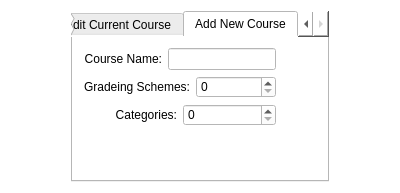
This is grade_calculator/mainwindow.ui in sophiacyluo/PIC10C_Assignment2 as Qt 5 draws it before an edit. The edited form follows.
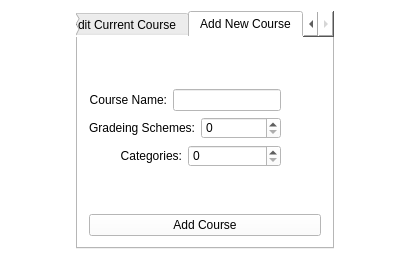
This is the edited form.

Diff of the .ui file:
```diff
--- a/grade_calculator/mainwindow.ui
+++ b/grade_calculator/mainwindow.ui
@@ -6,8 +6,8 @@
    <rect>
     <x>0</x>
     <y>0</y>
-    <width>400</width>
-    <height>193</height>
+    <width>409</width>
+    <height>278</height>
    </rect>
   </property>
   <property name="sizePolicy">
@@ -23,7 +23,12 @@
    <string notr="true">background-color: white;</string>
   </property>
   <widget class="QWidget" name="centralWidget">
+   <layout class="QVBoxLayout" name="verticalLayout_4">
+    <item>
    <layout class="QHBoxLayout" name="horizontalLayout">
+      <property name="topMargin">
+       <number>0</number>
+      </property>
     <item>
      <spacer name="horizontalSpacer">
       <property name="orientation">
@@ -38,8 +43,6 @@
      </spacer>
     </item>
     <item>
-     <layout class="QVBoxLayout" name="verticalLayout_2">
-      <item>
        <widget class="QTabWidget" name="tabWidget">
         <property name="currentIndex">
          <number>2</number>
@@ -59,6 +62,19 @@
           <string>Add New Course</string>
          </attribute>
          <layout class="QVBoxLayout" name="verticalLayout_3">
+          <item>
+           <spacer name="verticalSpacer_3">
+            <property name="orientation">
+             <enum>Qt::Vertical</enum>
+            </property>
+            <property name="sizeHint" stdset="0">
+             <size>
+              <width>20</width>
+              <height>40</height>
+             </size>
+            </property>
+           </spacer>
+          </item>
           <item>
            <layout class="QHBoxLayout" name="horizontalLayout_2">
             <property name="sizeConstraint">
@@ -157,11 +173,16 @@
             </property>
            </spacer>
           </item>
-         </layout>
-        </widget>
+          <item>
+           <widget class="QPushButton" name="confirmButton">
+            <property name="text">
+             <string>Add Course</string>
+            </property>
        </widget>
       </item>
      </layout>
+        </widget>
+       </widget>
     </item>
     <item>
      <spacer name="horizontalSpacer_2">
@@ -172,6 +193,21 @@
        <size>
         <width>40</width>
         <height>20</height>
+         </size>
+        </property>
+       </spacer>
+      </item>
+     </layout>
+    </item>
+    <item>
+     <spacer name="verticalSpacer_2">
+      <property name="orientation">
+       <enum>Qt::Vertical</enum>
+      </property>
+      <property name="sizeHint" stdset="0">
+       <size>
+        <width>0</width>
+        <height>0</height>
        </size>
       </property>
      </spacer>
```
Lines whose indentation alone changed are shown as unchanged.
